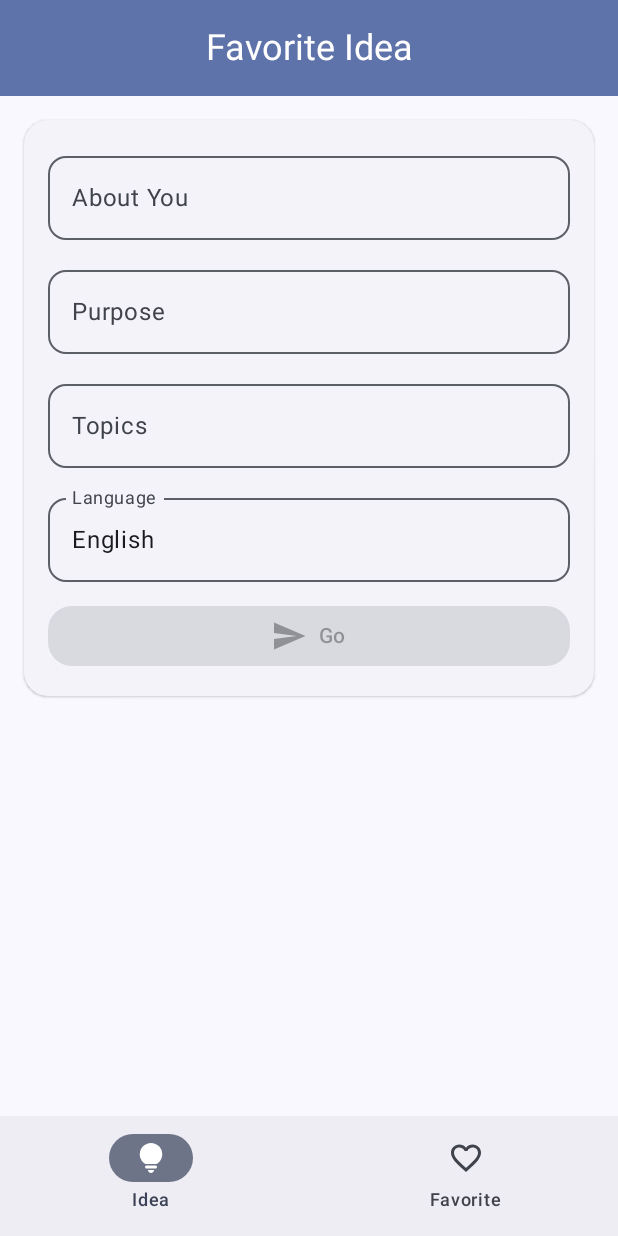
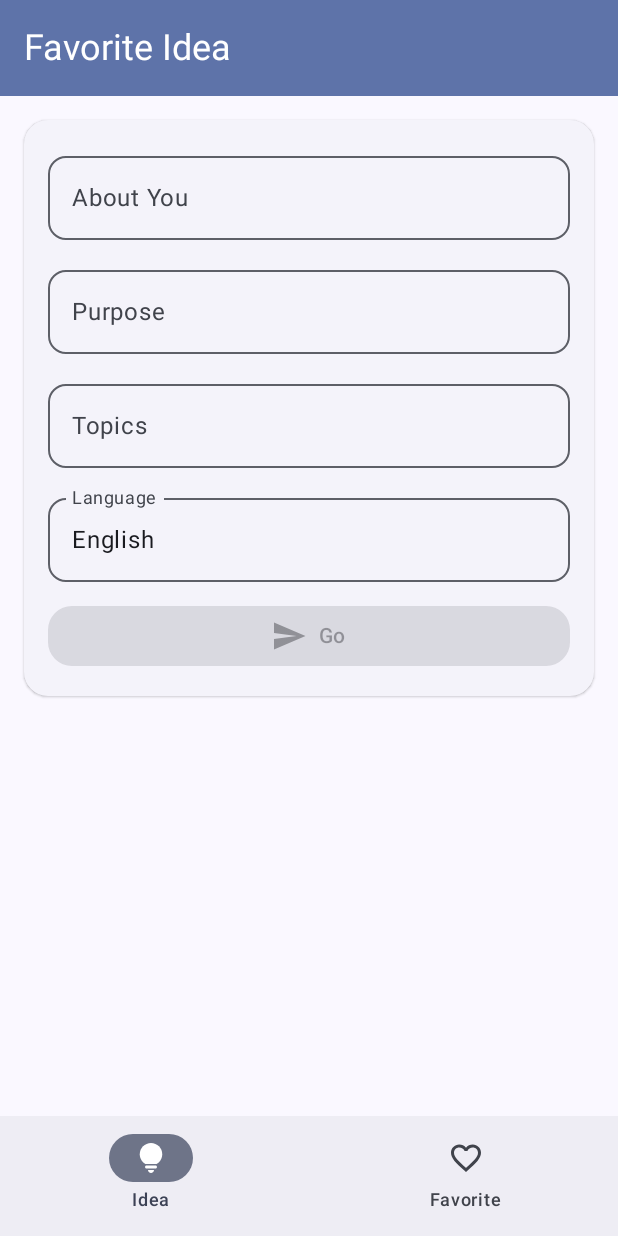
Before and after one commit to jokot/ideasai, an Android app built with Jetpack Compose: the IdeaScreen screen opened through its navigation route, on a phone screen of 412 x 824 dp. Run offline under Robolectric (Android 15) with nearby library versions, the phone set to English and light mode, and no system bars; our stand-ins replace Dagger/Hilt's generated code.

Commit message:
chore(ui): update top bar

```diff
--- a/app/src/main/java/com/example/ideasai/ui/component/IdeaScreenTopBar.kt
+++ b/app/src/main/java/com/example/ideasai/ui/component/IdeaScreenTopBar.kt
@@ -1,10 +1,10 @@
 package com.example.ideasai.ui.component
 
 import androidx.compose.foundation.layout.WindowInsets
-import androidx.compose.material3.CenterAlignedTopAppBar
 import androidx.compose.material3.ExperimentalMaterial3Api
 import androidx.compose.material3.MaterialTheme
 import androidx.compose.material3.Text
+import androidx.compose.material3.TopAppBar
 import androidx.compose.material3.TopAppBarDefaults
 import androidx.compose.runtime.Composable
 import androidx.compose.ui.Modifier
@@ -15,7 +15,7 @@ fun IdeaScreenTopBar(
     title: String,
     modifier: Modifier = Modifier
 ) {
-    CenterAlignedTopAppBar(
+    TopAppBar(
         title = {
             Text(
                 text = title,
```
